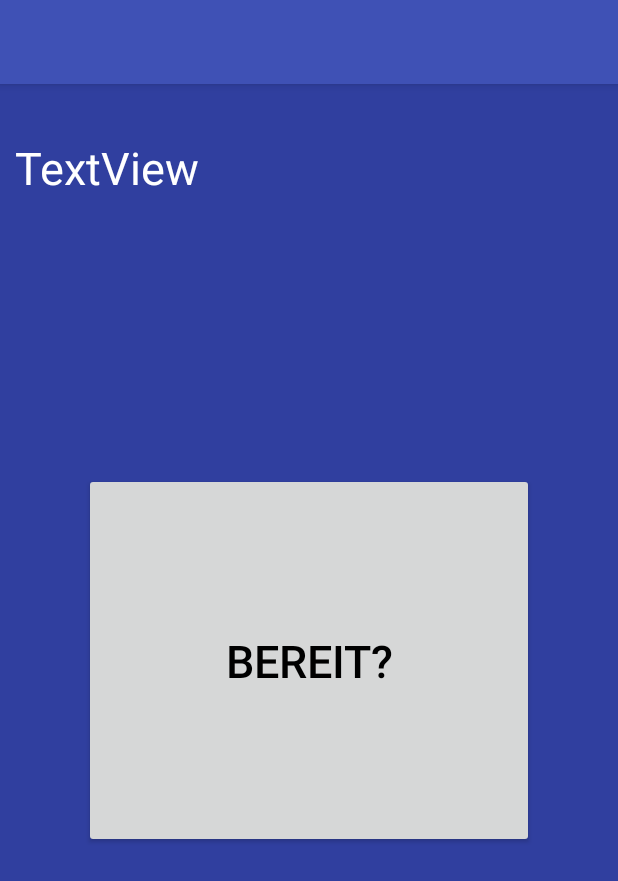
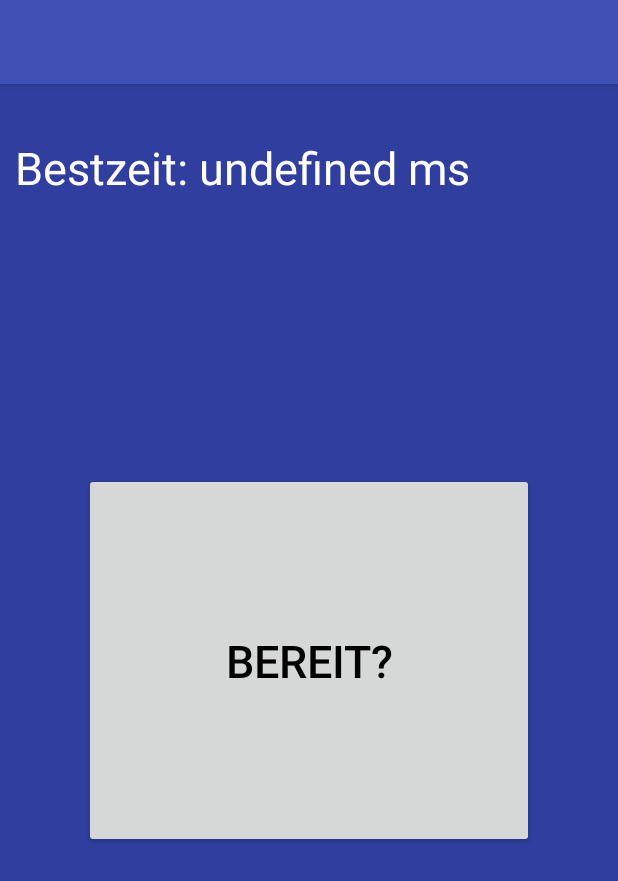
Before and after one commit to olfarmer/octo-sniffle, an Android app: the screen it shows after launch (MainActivity), on a phone screen of 412 x 824 dp. Shown: the top 881 px of the screen. Run offline under Robolectric (Android 15) with nearby library versions, the phone set to English and light mode, and no system bars.

Commit message:
bestTime

```diff
--- a/app/src/main/java/com/example/kmz/octo_sniffle/MainActivity.java
+++ b/app/src/main/java/com/example/kmz/octo_sniffle/MainActivity.java
@@ -5,6 +5,8 @@ import java.util.Arrays;
 import java.util.Timer;
 import java.util.Random;
 import java.util.TimerTask;
+
+import org.apache.commons.lang3.ArrayUtils;
 import org.apache.commons.lang3.time.StopWatch;
 
 import android.app.AlertDialog;
@@ -40,6 +42,9 @@ public class MainActivity extends AppCompatActivity {
     protected void onCreate(Bundle savedInstanceState) {
         super.onCreate(savedInstanceState);
         setContentView(R.layout.activity_main);
+
+        TextView highscore = findViewById(R.id.highscore);
+        highscore.setText("Bestzeit: " + getBestTime() + " ms");
 
         final Button button = findViewById(R.id.startButton);
         button.setOnClickListener(new View.OnClickListener() {
@@ -92,7 +97,10 @@ public class MainActivity extends AppCompatActivity {
 
             //openDialog((int)sw.getTime()).show();
 
+            Leaderboard.addRecord("Charles", String.valueOf(sw.getTime()), getApplicationContext());
 
+            TextView highscore = findViewById(R.id.highscore);
+            highscore.setText("Bestzeit: " + getBestTime() + " ms");
 
         }
         else
@@ -162,8 +170,12 @@ public class MainActivity extends AppCompatActivity {
     public String getBestTime(){
         Record[] recs = Leaderboard.readRecord(getApplicationContext());
 
+        if(recs == null){
+            return "undefined";
+        }
+
         Arrays.sort(recs,new RecordComparator());
 
-        return recs[0].time;
+        return recs[recs.length - 1].time;
     }
 }
--- a/app/src/main/res/layout/content_main.xml
+++ b/app/src/main/res/layout/content_main.xml
@@ -37,7 +37,7 @@
         android:textColor="@android:color/white"/>
 
     <TextView
-        android:id="@+id/textView2"
+        android:id="@+id/highscore"
         android:layout_width="wrap_content"
         android:layout_height="wrap_content"
         android:text="TextView"
```
